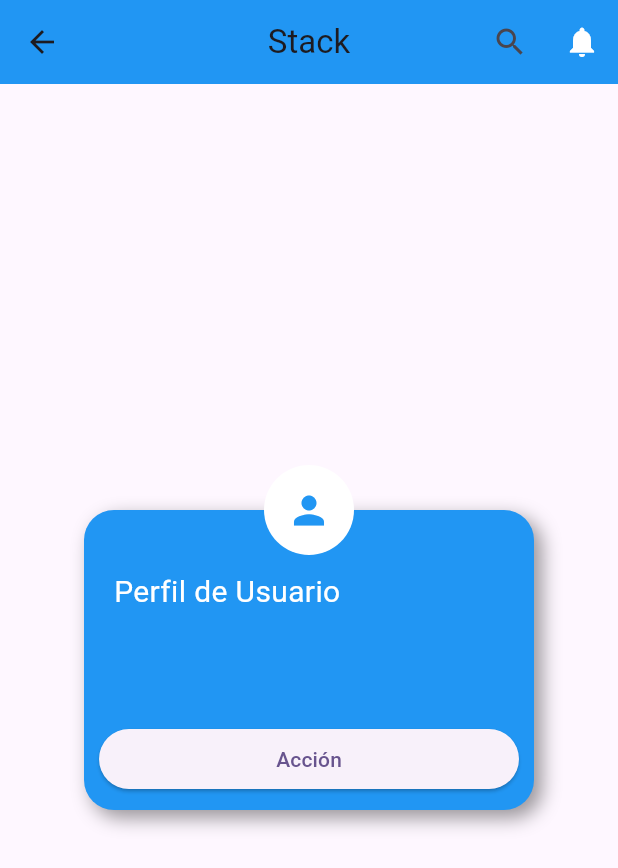
After one commit to IsselCode/Flutter-B-sico, a Flutter app: the screen it shows after launch, after a tap on "Stack", on a phone screen of 412 x 824 dp. The commit adds this screen. Shown: the top 868 px of the screen. Run offline on Flutter 3.47's test engine with Material 3 defaults, Android fonts, the phone set to English and light mode, and no system bars.

Commit message:
S6 C4 - Stack

```diff
--- a/lib/screens/widgets_screen.dart
+++ b/lib/screens/widgets_screen.dart
@@ -2,6 +2,7 @@ import 'package:example/screens/selected_widget_screen.dart';
 import 'package:example/widgets/container_widget.dart';
 import 'package:example/widgets/list_view_builder_widget.dart';
 import 'package:example/widgets/list_view_separated_widget.dart';
+import 'package:example/widgets/stack_widget.dart';
 import 'package:flutter/material.dart';
 
 class WidgetsScreen extends StatelessWidget {
@@ -70,6 +71,26 @@ class WidgetsScreen extends StatelessWidget {
             },
           ),
 
+          const Divider(),
+
+          ListTile(
+            leading: const Icon(Icons.star),
+            title: const Text("Stack"),
+            onTap: () {
+
+              Navigator.push(
+                  context,
+                  MaterialPageRoute(builder: (context) {
+                    return const SelectedWidgetScreen(
+                      text: "Stack",
+                      child: StackWidget(),
+                    );
+                  },)
+              );
+
+            },
+          ),
+
         ],
       ),
     );
--- /dev/null
+++ b/lib/widgets/stack_widget.dart
@@ -0,0 +1,72 @@
+import 'package:flutter/material.dart';
+
+class StackWidget extends StatelessWidget {
+  const StackWidget({super.key});
+
+  @override
+  Widget build(BuildContext context) {
+    return Center(
+      child: Stack(
+        clipBehavior: Clip.none,
+        children: [
+
+          // Fondo container
+          Container(
+            width: 300,
+            height: 200,
+            decoration: BoxDecoration(
+              color: Colors.blue,
+              borderRadius: BorderRadius.circular(20),
+              boxShadow: [
+
+                BoxShadow(
+                  color: Colors.black.withOpacity(0.4),
+                  blurRadius: 10,
+                  offset: const Offset(5, 5)
+                )
+
+              ]
+            ),
+            child: const Padding(
+              padding: EdgeInsets.symmetric(vertical: 40, horizontal: 20),
+              child: Text(
+                "Perfil de Usuario",
+                style: TextStyle(color: Colors.white, fontSize: 20),
+              ),
+            ),
+          ),
+
+          // Avatar
+          Positioned(
+            top: -30,
+            left: 120,
+            right: 120,
+            child: Container(
+              height: 60,
+              decoration: BoxDecoration(
+                color: Colors.white,
+                // borderRadius: BorderRadius.circular(999),
+                shape: BoxShape.circle
+              ),
+              child: const Icon(Icons.person, size: 30, color: Colors.blue,),
+            )
+          ),
+
+          // Botón
+          Positioned(
+            bottom: 10,
+            right: 10,
+            left: 10,
+            child: ElevatedButton(
+              onPressed: () {
+                print("Botón presionado");
+              },
+              child: const Text("Acción")
+            )
+          )
+
+        ],
+      ),
+    );
+  }
+}
```
